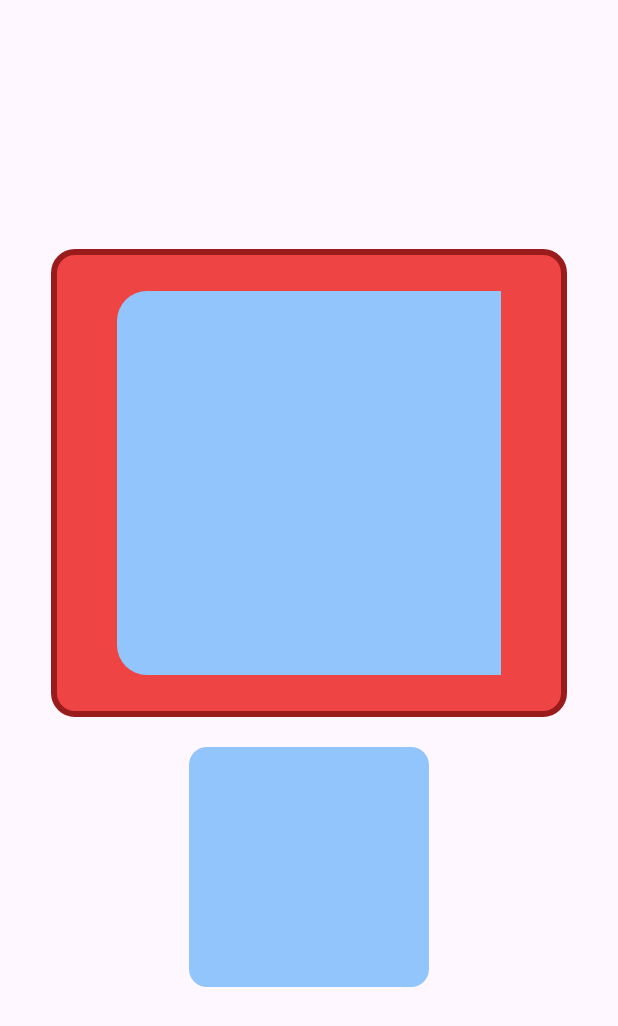
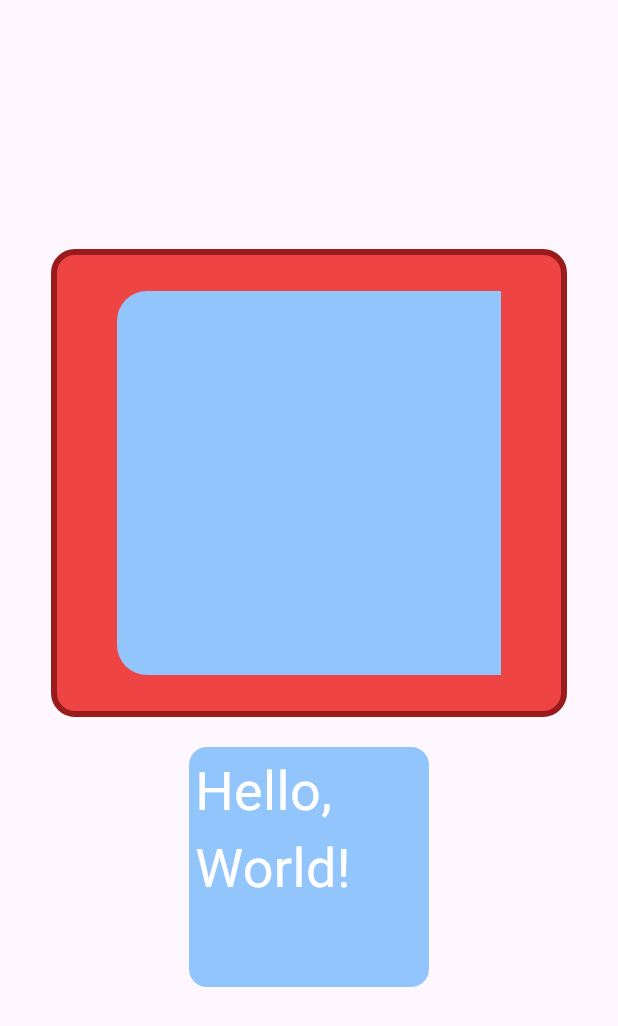
Before and after one commit to MRGRAVITY817/flutterwind, a Flutter app: the screen it shows after launch, on a phone screen of 412 x 824 dp. Shown: the top 1026 px of the screen. Run offline on Flutter 3.47's test engine with Material 3 defaults, Android fonts, the phone set to English and light mode, and no system bars.

Commit message:
feat(typography): add parse_font_size.dart and tests

```diff
--- a/example/lib/main.dart
+++ b/example/lib/main.dart
@@ -42,7 +42,11 @@ class MyHomePage extends StatelessWidget {
             ),
             SizedBox(height: 20),
             FwContainer(
-              style: "size-40 bg-blue-300 rounded-xl",
+              style: "size-40 bg-blue-300 rounded-xl p-4",
+              child: FwText(
+                style: "text-white text-4xl",
+                text: "Hello, World!",
+              ),
             ),
           ],
         ),
--- a/lib/flutterwind.dart
+++ b/lib/flutterwind.dart
@@ -1,3 +1,4 @@
 export 'src/widgets/fw_container.dart' show FwContainer;
+export 'src/widgets/fw_text.dart' show FwText;
 
 // TODO: Export any libraries intended for clients of this package.
--- a/lib/src/parse_style/parse_style.dart
+++ b/lib/src/parse_style/parse_style.dart
@@ -5,6 +5,7 @@ import 'package:flutterwind/src/parse_style/parse_border_width.dart';
 import 'package:flutterwind/src/parse_style/parse_color.dart';
 import 'package:flutterwind/src/parse_style/parse_sizing.dart';
 import 'package:flutterwind/src/parse_style/parse_spacing.dart';
+import 'package:flutterwind/src/parse_style/typography/parse_font_size.dart';
 
 /// Parse style string to map.
 ///
@@ -45,5 +46,7 @@ Map<String, dynamic> parseStyle(String style, Size size) {
         "dark:text",
       ],
     ),
+    // Typography
+    ...parseFontSize(classes),
   };
 }
--- a/lib/src/widgets/fw_container.dart
+++ b/lib/src/widgets/fw_container.dart
@@ -51,6 +51,10 @@ class FwContainerStyle {
     final isDark = Theme.of(context).colorScheme.brightness == Brightness.dark;
     final size = MediaQuery.sizeOf(context);
     final styleMap = parseStyle(style, size);
+    final borderColor = (isDark
+            ? (styleMap['dark:border-color'] ?? styleMap['border-color'])
+            : styleMap['border-color']) ??
+        Colors.transparent;
 
     return FwContainerStyle(
       height: styleMap['h'],
@@ -73,27 +77,19 @@ class FwContainerStyle {
             : styleMap['bg-color'],
         border: Border(
           top: BorderSide(
-            color: isDark
-                ? (styleMap['dark:border-color'] ?? styleMap['border-color'])
-                : styleMap['border-color'],
+            color: borderColor,
             width: styleMap['border-top-width'],
           ),
           bottom: BorderSide(
-            color: isDark
-                ? (styleMap['dark:border-color'] ?? styleMap['border-color'])
-                : styleMap['border-color'],
+            color: borderColor,
             width: styleMap['border-bottom-width'],
           ),
           left: BorderSide(
-            color: isDark
-                ? (styleMap['dark:border-color'] ?? styleMap['border-color'])
-                : styleMap['border-color'],
+            color: borderColor,
             width: styleMap['border-left-width'],
           ),
           right: BorderSide(
-            color: isDark
-                ? (styleMap['dark:border-color'] ?? styleMap['border-color'])
-                : styleMap['border-color'],
+            color: borderColor,
             width: styleMap['border-right-width'],
           ),
         ),
--- a/lib/src/widgets/fw_text.dart
+++ b/lib/src/widgets/fw_text.dart
@@ -40,11 +40,15 @@ class FwTextStyle {
     final isDark = Theme.of(context).colorScheme.brightness == Brightness.dark;
     final styleMap = parseStyle(style, MediaQuery.sizeOf(context));
 
+    print("styleMap: $styleMap");
+
     return FwTextStyle(
       textStyle: TextStyle(
-          color: isDark
-              ? (styleMap["dark:text-color"] ?? styleMap["text-color"])
-              : styleMap["text-color"]),
+        color: isDark
+            ? (styleMap["dark:text-color"] ?? styleMap["text-color"])
+            : styleMap["text-color"],
+        fontSize: styleMap["font-size"],
+      ),
       textAlign: styleMap["text-align"],
     );
   }
```
Also changed, not shown: lib/src/parse_style/parse_color.dart (+2 -6 lines), lib/src/parse_style/typography/parse_font_size.dart (added, +49 -0 lines), 3 other files.
